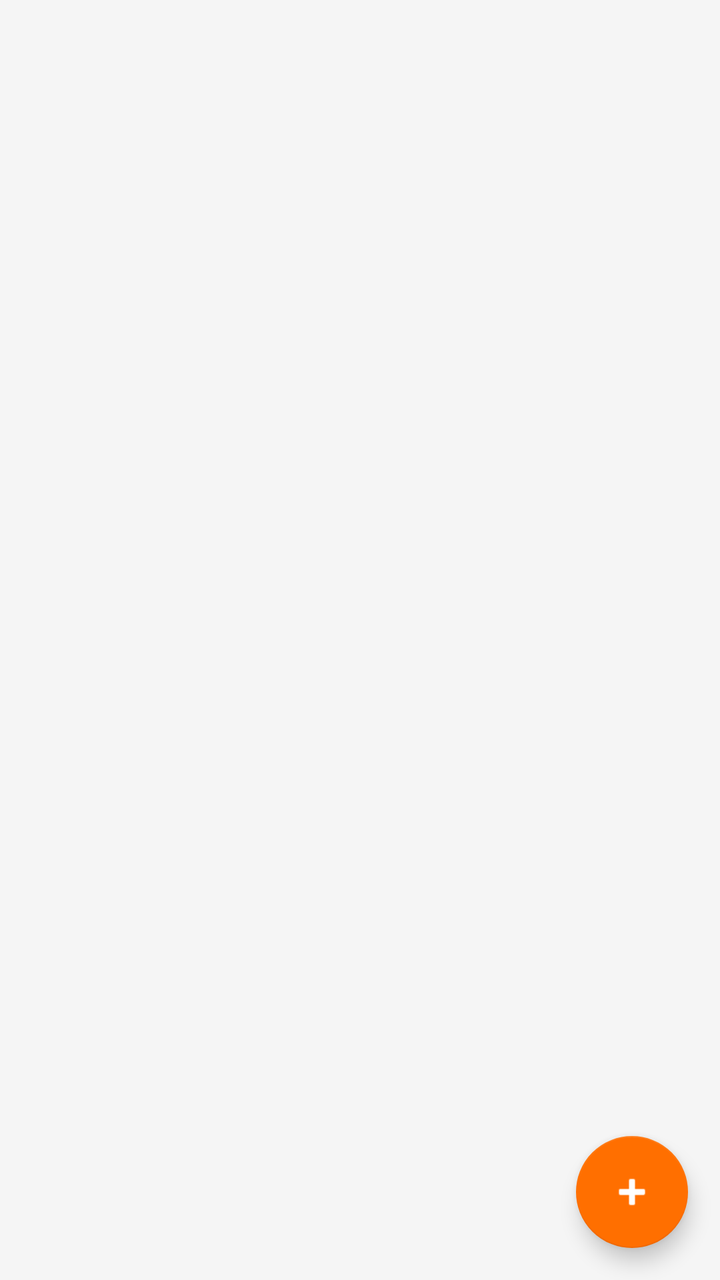
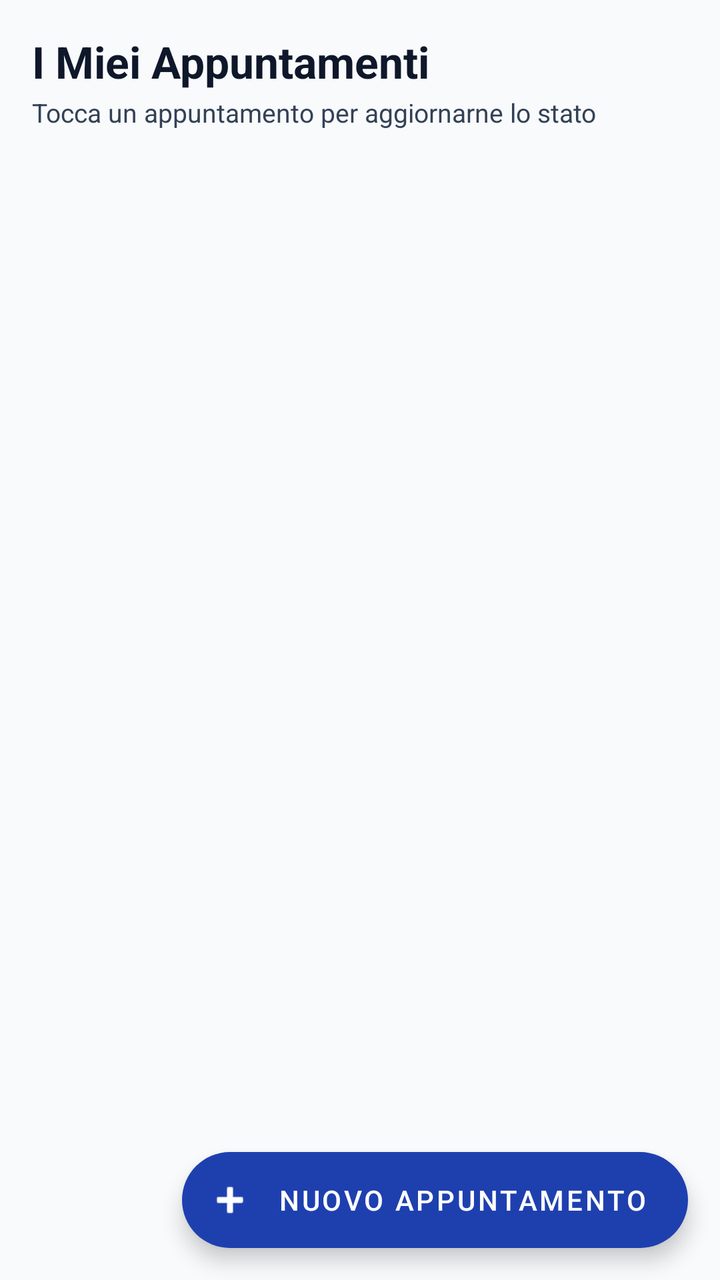

Before-and-after screenshots of an Android layout around one commit, followed by the original layout XML and the change that was made.
<!-- AndroidManifest.xml: application theme Theme.TechInterventionApp -->
<!-- res/layout/fragment_appointments.xml -->
<?xml version="1.0" encoding="utf-8"?>
<androidx.coordinatorlayout.widget.CoordinatorLayout
    xmlns:android="http://schemas.android.com/apk/res/android"
    xmlns:app="http://schemas.android.com/apk/res-auto"
    android:layout_width="match_parent"
    android:layout_height="match_parent"
    android:background="@color/background">

    <LinearLayout
        android:layout_width="match_parent"
        android:layout_height="match_parent"
        android:orientation="vertical">

        <TextView
            android:id="@+id/tv_empty"
            android:layout_width="match_parent"
            android:layout_height="wrap_content"
            android:text="Nessun appuntamento.\nPremi + per aggiungerne uno."
            android:gravity="center"
            android:padding="32dp"
            android:textColor="@color/text_secondary"
            android:visibility="gone" />

        <androidx.recyclerview.widget.RecyclerView
            android:id="@+id/rv_appointments"
            android:layout_width="match_parent"
            android:layout_height="0dp"
            android:layout_weight="1"
            android:clipToPadding="false"
            android:paddingBottom="80dp"
            app:layoutManager="androidx.recyclerview.widget.LinearLayoutManager" />
    </LinearLayout>

    <com.google.android.material.floatingactionbutton.FloatingActionButton
        android:id="@+id/fab_add_appointment"
        android:layout_width="wrap_content"
        android:layout_height="wrap_content"
        android:layout_gravity="bottom|end"
        android:layout_margin="16dp"
        android:contentDescription="Nuovo appuntamento"
        android:src="@android:drawable/ic_input_add" />

</androidx.coordinatorlayout.widget.CoordinatorLayout>
<!-- resources referenced by this layout -->
<resources>
  <color name="background">#F5F5F5</color>
  <color name="text_secondary">#757575</color>
  <style name="Theme.TechInterventionApp" parent="Theme.MaterialComponents.DayNight.NoActionBar">
          
          <item name="colorPrimary">@color/primary</item>
          <item name="colorPrimaryVariant">@color/primary_variant</item>
          <item name="colorOnPrimary">@color/white</item>
          <item name="colorSecondary">@color/secondary</item>
          <item name="colorSecondaryVariant">@color/secondary_variant</item>
          <item name="colorOnSecondary">@color/white</item>
          <item name="colorError">@color/error</item>
  
          
          <item name="android:colorBackground">@color/background</item>
          <item name="colorSurface">@color/surface</item>
          <item name="colorOnSurface">@color/on_surface</item>
  
          
          <item name="android:statusBarColor">@color/primary_variant</item>
      </style>
  <color name="primary">#1565C0</color>
  <color name="primary_variant">#003c8f</color>
  <color name="white">#FFFFFF</color>
  <color name="secondary">#FF6F00</color>
  <color name="secondary_variant">#c43e00</color>
  <color name="error">#B00020</color>
  <color name="surface">#FFFFFF</color>
  <color name="on_surface">#212121</color>
</resources>

<!-- the commit's change to res/layout/fragment_appointments.xml (unified diff, before → after) -->
@@ -11,15 +11,66 @@
         android:layout_height="match_parent"
         android:orientation="vertical">
 
-        <TextView
+        
+        <LinearLayout
+            android:layout_width="match_parent"
+            android:layout_height="wrap_content"
+            android:paddingHorizontal="16dp"
+            android:paddingTop="16dp"
+            android:paddingBottom="10dp"
+            android:orientation="vertical">
+
+            <TextView
+                android:layout_width="wrap_content"
+                android:layout_height="wrap_content"
+                android:text="I Miei Appuntamenti"
+                android:textSize="22sp"
+                android:textStyle="bold"
+                android:textColor="@color/text_primary" />
+
+            <TextView
+                android:layout_width="wrap_content"
+                android:layout_height="wrap_content"
+                android:text="Tocca un appuntamento per aggiornarne lo stato"
+                android:textSize="13sp"
+                android:textColor="@color/text_secondary"
+                android:layout_marginTop="2dp" />
+        </LinearLayout>
+
+        
+        <LinearLayout
             android:id="@+id/tv_empty"
             android:layout_width="match_parent"
             android:layout_height="wrap_content"
-            android:text="Nessun appuntamento.\nPremi + per aggiungerne uno."
             android:gravity="center"
-            android:padding="32dp"
-            android:textColor="@color/text_secondary"
-            android:visibility="gone" />
+            android:orientation="vertical"
+            android:padding="40dp"
+            android:visibility="gone">
+
+            <TextView
+                android:layout_width="wrap_content"
+                android:layout_height="wrap_content"
+                android:text="📅"
+                android:textSize="48sp" />
+
+            <TextView
+                android:layout_width="wrap_content"
+                android:layout_height="wrap_content"
+                android:text="Nessun appuntamento in agenda"
+                android:textSize="16sp"
+                android:textStyle="bold"
+                android:textColor="@color/text_primary"
+                android:layout_marginTop="12dp" />
+
+            <TextView
+                android:layout_width="wrap_content"
+                android:layout_height="wrap_content"
+                android:text="Premi il tasto in basso per fissare un nuovo appuntamento."
+                android:textSize="13sp"
+                android:textColor="@color/text_secondary"
+                android:gravity="center"
+                android:layout_marginTop="4dp" />
+        </LinearLayout>
 
         <androidx.recyclerview.widget.RecyclerView
             android:id="@+id/rv_appointments"
@@ -27,17 +78,21 @@
             android:layout_height="0dp"
             android:layout_weight="1"
             android:clipToPadding="false"
-            android:paddingBottom="80dp"
+            android:paddingTop="4dp"
+            android:paddingBottom="84dp"
             app:layoutManager="androidx.recyclerview.widget.LinearLayoutManager" />
     </LinearLayout>
 
-    <com.google.android.material.floatingactionbutton.FloatingActionButton
+    <com.google.android.material.floatingactionbutton.ExtendedFloatingActionButton
         android:id="@+id/fab_add_appointment"
         android:layout_width="wrap_content"
         android:layout_height="wrap_content"
         android:layout_gravity="bottom|end"
         android:layout_margin="16dp"
-        android:contentDescription="Nuovo appuntamento"
-        android:src="@android:drawable/ic_input_add" />
+        android:text="Nuovo Appuntamento"
+        android:textColor="@color/white"
+        app:backgroundTint="@color/primary"
+        app:icon="@android:drawable/ic_input_add"
+        app:iconTint="@color/white" />
 
 </androidx.coordinatorlayout.widget.CoordinatorLayout>
<!-- resource entries referenced after the edit -->
@@ -1,8 +1,8 @@
 <!-- resources referenced by this layout -->
 <resources>
-  <color name="background">#F5F5F5</color>
-  <color name="text_secondary">#757575</color>
-  <style name="Theme.TechInterventionApp" parent="Theme.MaterialComponents.DayNight.NoActionBar">
+  <color name="background">#F8FAFC</color>
+  <color name="text_secondary">#334155</color>
+  <style name="Theme.TechInterventionApp" parent="Theme.MaterialComponents.Light.NoActionBar">
           
           <item name="colorPrimary">@color/primary</item>
           <item name="colorPrimaryVariant">@color/primary_variant</item>
@@ -15,18 +15,41 @@
           
           <item name="android:colorBackground">@color/background</item>
           <item name="colorSurface">@color/surface</item>
-          <item name="colorOnSurface">@color/on_surface</item>
+          <item name="colorOnSurface">@color/text_primary</item>
   
           
-          <item name="android:statusBarColor">@color/primary_variant</item>
+          <item name="android:textColor">@color/text_primary</item>
+          <item name="android:textColorPrimary">@color/text_primary</item>
+          <item name="android:textColorSecondary">@color/text_secondary</item>
+          <item name="android:textColorHint">@color/text_muted</item>
+  
+          
+          <item name="android:statusBarColor">@color/background</item>
+          <item name="android:windowLightStatusBar">true</item>
+          <item name="android:navigationBarColor">@color/surface</item>
+          <item name="android:windowLightNavigationBar">true</item>
+  
+          
+          <item name="textInputStyle">@style/Widget.App.TextInputLayout</item>
       </style>
-  <color name="primary">#1565C0</color>
-  <color name="primary_variant">#003c8f</color>
+  <color name="primary">#1E40AF</color>
+  <color name="text_primary">#0F172A</color>
+  <color name="primary_variant">#172554</color>
   <color name="white">#FFFFFF</color>
-  <color name="secondary">#FF6F00</color>
-  <color name="secondary_variant">#c43e00</color>
-  <color name="error">#B00020</color>
+  <color name="secondary">#D97706</color>
+  <color name="secondary_variant">#B45309</color>
+  <color name="error">#DC2626</color>
   <color name="surface">#FFFFFF</color>
-  <color name="on_surface">#212121</color>
+  <color name="text_muted">#64748B</color>
+  <style name="Widget.App.TextInputLayout" parent="Widget.MaterialComponents.TextInputLayout.OutlinedBox">
+          <item name="boxStrokeColor">@color/primary</item>
+          <item name="boxStrokeWidth">1.5dp</item>
+          <item name="boxCornerRadiusTopStart">12dp</item>
+          <item name="boxCornerRadiusTopEnd">12dp</item>
+          <item name="boxCornerRadiusBottomStart">12dp</item>
+          <item name="boxCornerRadiusBottomEnd">12dp</item>
+          <item name="hintTextColor">@color/primary</item>
+          <item name="android:textColorHint">@color/text_muted</item>
+      </style>
 </resources>
 
